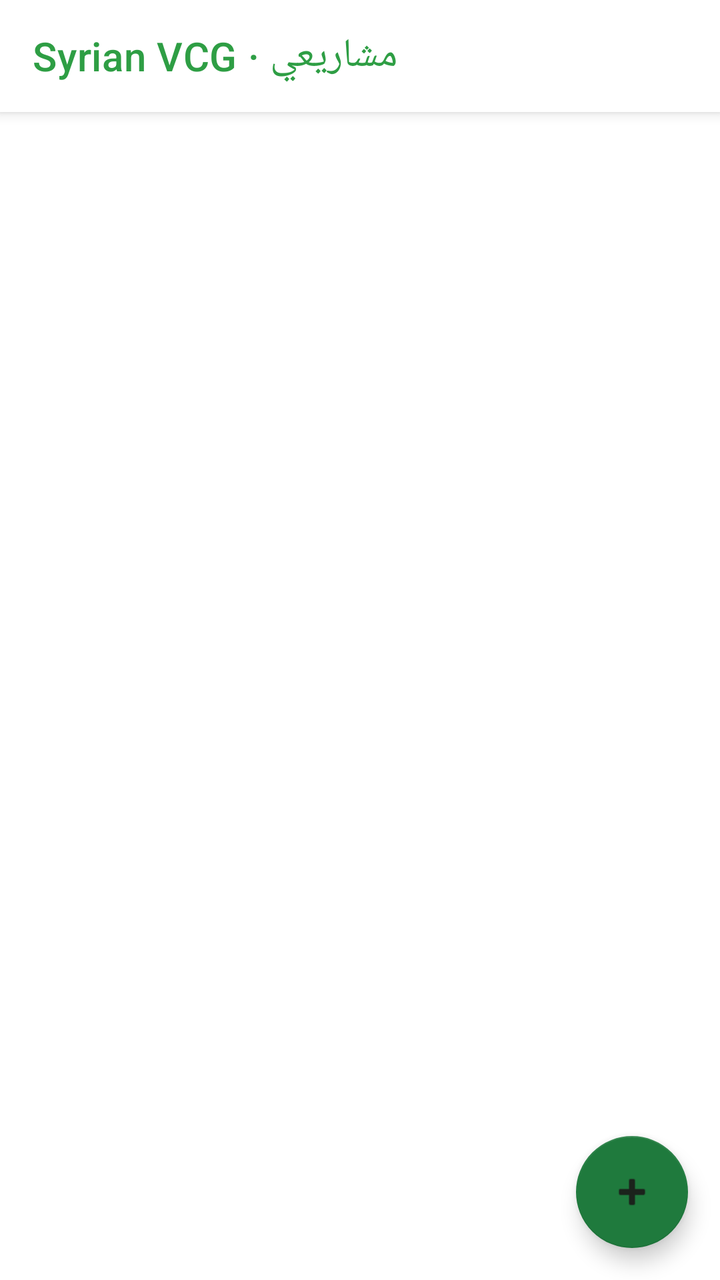
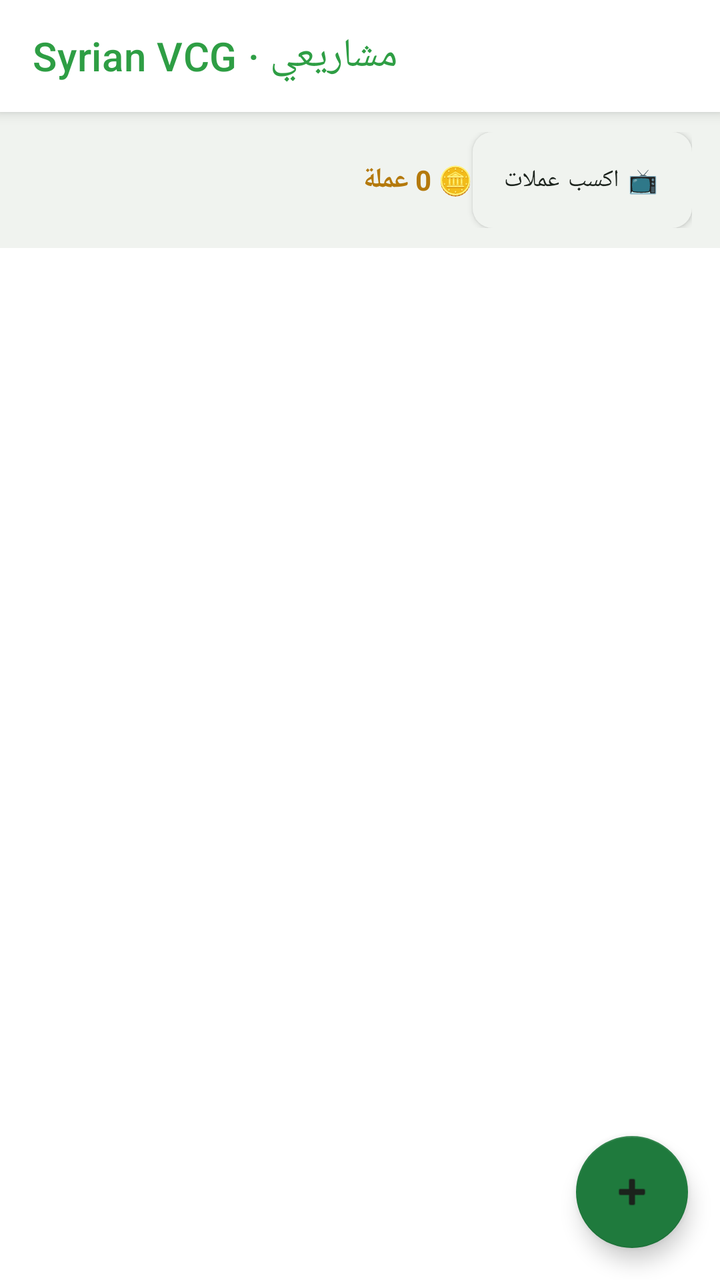

Screens rendered from an Android XML layout before and after an edit, with the pre-edit source and the edit as a unified diff.
<!-- AndroidManifest.xml: application theme Theme.VCGEditor -->
<!-- res/layout/activity_projects.xml -->
<?xml version="1.0" encoding="utf-8"?>
<androidx.coordinatorlayout.widget.CoordinatorLayout
    xmlns:android="http://schemas.android.com/apk/res/android"
    xmlns:app="http://schemas.android.com/apk/res-auto"
    android:layout_width="match_parent" android:layout_height="match_parent"
    android:background="?attr/colorBg">

    <com.google.android.material.appbar.AppBarLayout
        android:layout_width="match_parent" android:layout_height="wrap_content"
        android:theme="@style/ThemeOverlay.MaterialComponents.Dark.ActionBar">
        <androidx.appcompat.widget.Toolbar android:id="@+id/toolbar"
            android:layout_width="match_parent" android:layout_height="?attr/actionBarSize"
            android:background="?attr/colorSurface"
            app:title="مشاريعي · Syrian VCG" app:titleTextColor="?attr/colorAccentSecondary"/>
    </com.google.android.material.appbar.AppBarLayout>

    <LinearLayout
        android:layout_width="match_parent" android:layout_height="match_parent"
        android:orientation="vertical"
        app:layout_behavior="@string/appbar_scrolling_view_behavior">

        <TextView android:id="@+id/empty_view"
            android:layout_width="match_parent" android:layout_height="0dp"
            android:layout_weight="1"
            android:gravity="center" android:visibility="gone"
            android:text="لا يوجد مشاريع بعد\nاضغط + لإنشاء أول مشروع، أو استورد مشروعاً مضغوطاً (ZIP) من القائمة ⋮\nضغطة مطوّلة على أي مشروع لتصديره كـ ZIP"
            android:textColor="?attr/colorTextMuted" android:textSize="16sp"
            android:textAlignment="center"/>

        <androidx.recyclerview.widget.RecyclerView android:id="@+id/recycler_projects"
            android:layout_width="match_parent" android:layout_height="0dp"
            android:layout_weight="1"
            android:padding="8dp"
            android:clipToPadding="false"/>
    </LinearLayout>

    <com.google.android.material.floatingactionbutton.FloatingActionButton
        android:id="@+id/fab_new_project"
        android:layout_width="wrap_content" android:layout_height="wrap_content"
        android:layout_gravity="bottom|end"
        android:layout_margin="16dp"
        android:contentDescription="New Project"
        android:src="@android:drawable/ic_input_add"
        app:backgroundTint="?attr/colorAccentPrimary"
        app:tint="?attr/colorTextPrimary"/>
</androidx.coordinatorlayout.widget.CoordinatorLayout>
<!-- resources referenced by this layout -->
<resources>
  <style name="Theme.VCGEditor" parent="Theme.VCGEditor.White" />
  <style name="Theme.VCGEditor.White" parent="Theme.VCGEditor.Base">
          <item name="isDarkTheme">false</item>
          <item name="colorBg">#FFFFFF</item>
          <item name="colorSurface2">#F0F3EF</item>
          <item name="colorCodeBg">#FFFFFF</item>
          <item name="colorBorder">#E2E6E1</item>
          <item name="colorAccentPrimary">#1F7A3D</item>
          <item name="colorAccentSecondary">#2E9E44</item>
          <item name="colorAccentLight">#E6F4E8</item>
          <item name="colorGold">#B4790C</item>
          <item name="colorTextPrimary">#1B221C</item>
          <item name="colorTextMuted">#6B7568</item>
          <item name="colorErrorText">#D6483C</item>
          <item name="colorInfoText">#2563EB</item>
          <item name="colorStatusBar">#FFFFFF</item>
          <item name="colorPrimary">#1F7A3D</item>
          <item name="colorPrimaryVariant">#FFFFFF</item>
          <item name="colorSecondary">#2E9E44</item>
          <item name="android:colorBackground">#FFFFFF</item>
          <item name="colorSurface">#FFFFFF</item>
          <item name="colorOnSurface">#1B221C</item>
          <item name="android:statusBarColor">#FFFFFF</item>
          <item name="android:navigationBarColor">#FFFFFF</item>
          <item name="android:windowLightStatusBar">true</item>
          <item name="android:windowLightNavigationBar" tools:targetApi="27">true</item>
          <item name="android:textColorPrimary">#1B221C</item>
          <item name="android:textColorSecondary">#6B7568</item>
      </style>
  <style name="Theme.VCGEditor.Base" parent="Theme.MaterialComponents.DayNight.NoActionBar">
          <item name="colorOnPrimary">@android:color/white</item>
          <item name="colorOnSecondary">@android:color/white</item>
          <item name="toolbarStyle">@style/VCGToolbar</item>
          <item name="android:windowLightNavigationBar" tools:targetApi="27">false</item>
      </style>
  <style name="VCGToolbar" parent="Widget.MaterialComponents.Toolbar">
          <item name="android:background">?attr/colorSurface</item>
          <item name="titleTextColor">?attr/colorTextPrimary</item>
          <item name="subtitleTextColor">?attr/colorTextMuted</item>
          <item name="android:elevation">2dp</item>
      </style>
</resources>

<!-- the commit's change to res/layout/activity_projects.xml (unified diff, before → after) -->
@@ -18,6 +18,28 @@
         android:layout_width="match_parent" android:layout_height="match_parent"
         android:orientation="vertical"
         app:layout_behavior="@string/appbar_scrolling_view_behavior">
+
+        <LinearLayout
+            android:layout_width="match_parent" android:layout_height="wrap_content"
+            android:orientation="horizontal" android:gravity="center_vertical"
+            android:paddingHorizontal="14dp" android:paddingVertical="10dp"
+            android:background="?attr/colorSurface2">
+
+            <TextView android:id="@+id/label_coin_balance_home"
+                android:layout_width="0dp" android:layout_height="wrap_content"
+                android:layout_weight="1"
+                android:text="🪙 0 عملة"
+                android:textColor="?attr/colorGold" android:textSize="14sp"
+                android:textStyle="bold"/>
+
+            <com.google.android.material.button.MaterialButton
+                android:id="@+id/btn_watch_ad_home"
+                android:layout_width="wrap_content" android:layout_height="wrap_content"
+                android:text="📺 اكسب عملات"
+                android:textAllCaps="false" android:textSize="12sp"
+                style="@style/VCGButtonSubtle"
+                android:insetTop="0dp" android:insetBottom="0dp"/>
+        </LinearLayout>
 
         <TextView android:id="@+id/empty_view"
             android:layout_width="match_parent" android:layout_height="0dp"
<!-- resource entries referenced after the edit -->
@@ -1,5 +1,13 @@
 <!-- resources referenced by this layout -->
 <resources>
+  <style name="VCGButtonSubtle" parent="Widget.MaterialComponents.Button">
+          <item name="backgroundTint">?attr/colorSurface2</item>
+          <item name="android:textColor">?attr/colorTextPrimary</item>
+          <item name="cornerRadius">10dp</item>
+          <item name="android:textAllCaps">false</item>
+          <item name="elevation">0dp</item>
+          <item name="rippleColor">?attr/colorAccentLight</item>
+      </style>
   <style name="Theme.VCGEditor" parent="Theme.VCGEditor.White" />
   <style name="Theme.VCGEditor.White" parent="Theme.VCGEditor.Base">
           <item name="isDarkTheme">false</item>
